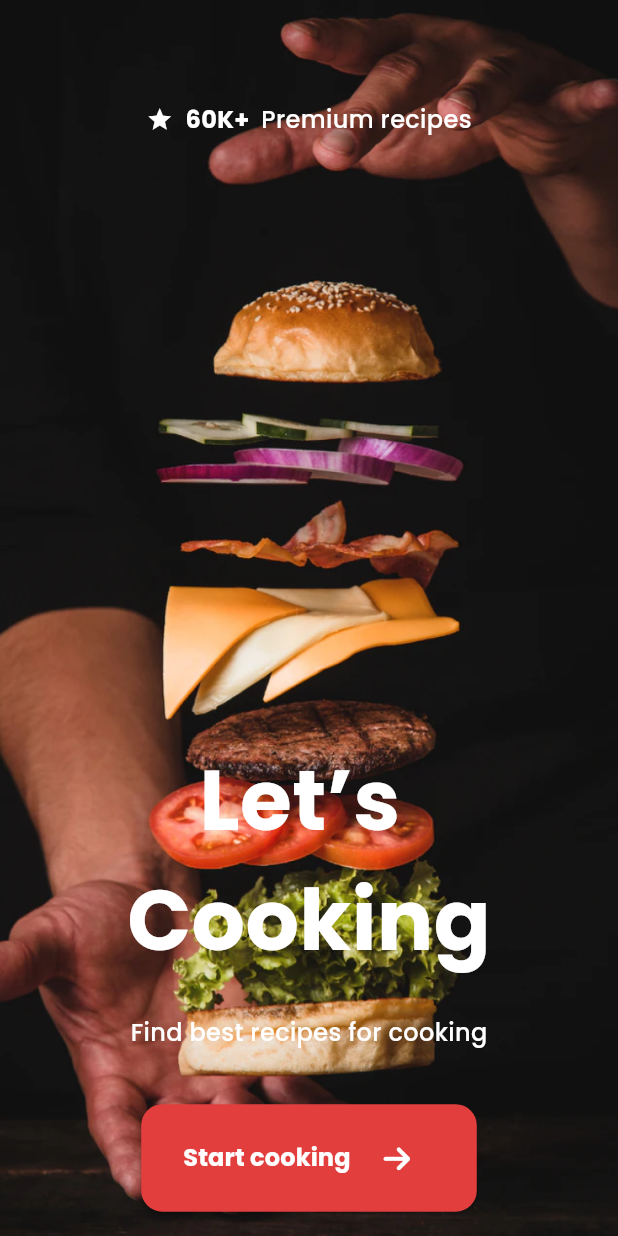
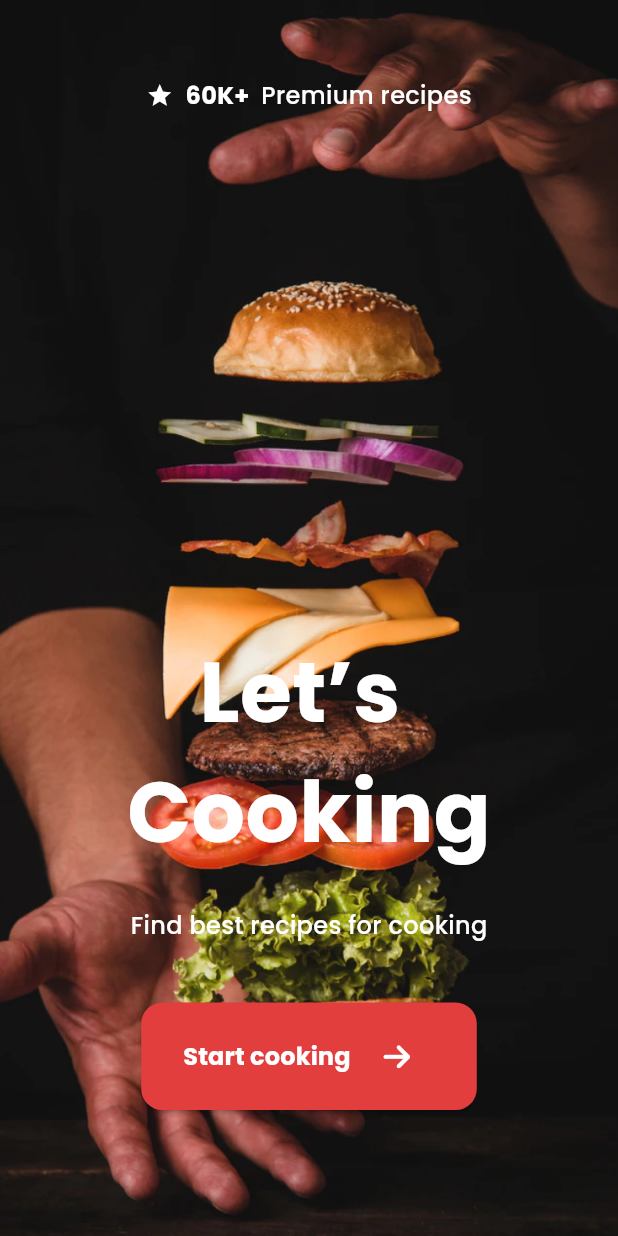
Before and after one commit to HazemAhmed677/reciply-app, a Flutter app: the screen it shows after launch, on a phone screen of 412 x 824 dp. Run offline on Flutter 3.47's test engine with Material 3 defaults, Android fonts, the light colour scheme and no system bars; our stand-ins replace device_preview, font_awesome_flutter, go_router.

Commit message:
refactor splash & make it responsive for android & ios

```diff
--- a/lib/features/splash/presentation/views/splash_view.dart
+++ b/lib/features/splash/presentation/views/splash_view.dart
@@ -16,27 +16,26 @@ class SplashView extends StatelessWidget {
           ),
         ),
       ),
-      child: Scaffold(
+      child: const Scaffold(
         backgroundColor: Colors.transparent,
         body: Column(
           mainAxisAlignment: MainAxisAlignment.center,
           children: [
-            const SizedBox(
+            SizedBox(
               height: 52,
             ),
-            const TopOfSplash(),
-            Flexible(
+            TopOfSplash(),
+            Expanded(
               child: SizedBox(
-                height: MediaQuery.sizeOf(context).height * 0.5 - (52 + 18),
+                height: 32,
               ),
             ),
-            const Flexible(
-              child: Padding(
-                padding: EdgeInsets.only(
-                  top: 60.0,
-                ),
-                child: LetsCooking(),
+            Padding(
+              padding: EdgeInsets.only(
+                top: 60.0,
+                bottom: 84,
               ),
+              child: LetsCooking(),
             ),
           ],
         ),
--- /dev/null
+++ b/lib/features/splash/presentation/views/widgets/lets_cooking_section.dart
@@ -0,0 +1,41 @@
+import 'package:flutter/material.dart';
+import 'package:reciply/core/utils/app_colors.dart';
+import 'package:reciply/core/utils/app_styles.dart';
+
+class LetsCookingSection extends StatefulWidget {
+  const LetsCookingSection({super.key});
+
+  @override
+  State<LetsCookingSection> createState() => _LetsCookingSectionState();
+}
+
+class _LetsCookingSectionState extends State<LetsCookingSection> {
+  @override
+  Widget build(BuildContext context) {
+    return Column(
+      children: [
+        Text(
+          'Let’s ',
+          style: AppStyles.semiBold56(context).copyWith(
+            color: AppColors.white,
+          ),
+        ),
+        Text(
+          'Cooking',
+          style: AppStyles.semiBold56(context).copyWith(
+            color: AppColors.white,
+          ),
+        ),
+        const SizedBox(
+          height: 24,
+        ),
+        Text(
+          'Find best recipes for cooking',
+          style: AppStyles.regular16(context).copyWith(
+            color: AppColors.white,
+          ),
+        ),
+      ],
+    );
+  }
+}
--- a/lib/features/splash/presentation/views/widgets/lets_cooking_word.dart
+++ b/lib/features/splash/presentation/views/widgets/lets_cooking_word.dart
@@ -2,6 +2,7 @@ import 'package:flutter/material.dart';
 import 'package:font_awesome_flutter/font_awesome_flutter.dart';
 import 'package:reciply/core/utils/app_colors.dart';
 import 'package:reciply/core/utils/app_styles.dart';
+import 'package:reciply/features/splash/presentation/views/widgets/lets_cooking_section.dart';
 
 class LetsCooking extends StatelessWidget {
   const LetsCooking({
@@ -12,31 +13,9 @@ class LetsCooking extends StatelessWidget {
   Widget build(BuildContext context) {
     return Column(
       children: [
-        Text(
-          'Let’s ',
-          style: AppStyles.semiBold56(context).copyWith(
-            color: AppColors.white,
-          ),
-        ),
-        Text(
-          'Cooking',
-          style: AppStyles.semiBold56(context).copyWith(
-            color: AppColors.white,
-          ),
-        ),
+        const LetsCookingSection(),
         const SizedBox(
-          height: 24,
-        ),
-        Text(
-          'Find best recipes for cooking',
-          style: AppStyles.regular16(context).copyWith(
-            color: AppColors.white,
-          ),
-        ),
-        const Flexible(
-          child: SizedBox(
-            height: 40,
-          ),
+          height: 40,
         ),
         Padding(
           padding: const EdgeInsets.symmetric(horizontal: 20.0),
```
